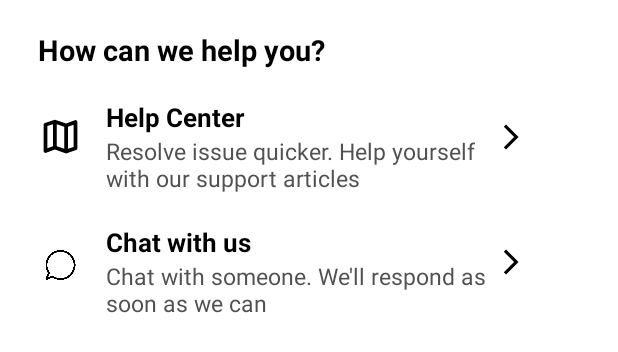
After one commit to adeleyeayodeji/chipper-cash-android-clone, an Android app: the layout info_bottom_sheet.xml on its own in the app's theme, with its tools: preview values and no code run, on a phone screen of 412 x 824 dp. The commit adds this screen. Shown: the top 352 px of the screen. Run offline under Robolectric (Android 15) with nearby library versions, the phone set to English and light mode, and no system bars.

```diff
--- a/app/src/main/AndroidManifest.xml
+++ b/app/src/main/AndroidManifest.xml
@@ -5,6 +5,7 @@
     <uses-permission android:name="android.permission.INTERNET" />
     <uses-permission android:name="android.permission.POST_NOTIFICATIONS" />
     <uses-permission android:name="android.permission.READ_EXTERNAL_STORAGE" />
+    <uses-permission android:name="android.permission.VIBRATE" />
     <uses-permission android:name="android.permission.WRITE_EXTERNAL_STORAGE" />
     <uses-permission android:name="android.permission.READ_PHONE_STATE" />
     <uses-permission android:name="android.permission.ACCESS_NETWORK_STATE" />
--- a/app/src/main/java/com/biggidroid/opaykotlin/MainActivity.kt
+++ b/app/src/main/java/com/biggidroid/opaykotlin/MainActivity.kt
@@ -1,14 +1,18 @@
 package com.biggidroid.opaykotlin
 
+import android.content.Context
 import androidx.appcompat.app.AppCompatActivity
 import android.os.Bundle
+import android.os.Vibrator
 import android.util.Log
 import android.widget.ImageView
 import android.widget.TextView
+import com.biggidroid.opaykotlin.bottomsheet.InfoBottomSheet
 
 class MainActivity : AppCompatActivity() {
     private lateinit var visibility_on_icon: ImageView
     private lateinit var balance: TextView
+    private lateinit var info: ImageView
     override fun onCreate(savedInstanceState: Bundle?) {
         super.onCreate(savedInstanceState)
         setContentView(R.layout.activity_main)
@@ -24,12 +28,21 @@ class MainActivity : AppCompatActivity() {
     private fun findView() {
         visibility_on_icon = findViewById(R.id.visibility_on_icon)
         balance = findViewById(R.id.balance)
+        info = findViewById(R.id.info)
     }
 
     //set on click listener
     private fun setOnClickListener() {
+        //set on click listener on visibility_on_icon
         visibility_on_icon.setOnClickListener {
             Log.d("TAG_DATA", "setOnClickListener: ")
+
+            // Get a reference to the Vibrator service
+            val vibrator = getSystemService(Context.VIBRATOR_SERVICE) as Vibrator
+
+            // Vibrate for 50 milliseconds (adjust duration as needed)
+            vibrator.vibrate(50)
+
             //onclick check if balance is text is ***** or not
             if (balance.text == "* * * * *") {
                 //if balance is ***** then set balance text to 0.00
@@ -43,6 +56,19 @@ class MainActivity : AppCompatActivity() {
                 visibility_on_icon.setImageResource(R.drawable.visibility_off)
             }
         }
+
+        //set on click listener on info
+        info.setOnClickListener {
+            Log.d("TAG_DATA", "setOnClickListener: ")
+            // Get a reference to the Vibrator service
+            val vibrator = getSystemService(Context.VIBRATOR_SERVICE) as Vibrator
+
+            // Vibrate for 50 milliseconds (adjust duration as needed)
+            vibrator.vibrate(50)
+
+            val bottomSheetFragment = InfoBottomSheet()
+            bottomSheetFragment.show(supportFragmentManager, bottomSheetFragment.tag)
+        }
     }
 
     override fun onBackPressed() {
--- /dev/null
+++ b/app/src/main/java/com/biggidroid/opaykotlin/bottomsheet/InfoBottomSheet.kt
@@ -0,0 +1,15 @@
+package com.biggidroid.opaykotlin.bottomsheet
+
+import android.app.Dialog
+import android.os.Bundle
+import com.biggidroid.opaykotlin.R
+import com.google.android.material.bottomsheet.BottomSheetDialog
+import com.google.android.material.bottomsheet.BottomSheetDialogFragment
+
+class InfoBottomSheet : BottomSheetDialogFragment() {
+    override fun onCreateDialog(savedInstanceState: Bundle?): Dialog {
+        val dialog = BottomSheetDialog(requireContext(), R.style.BottomSheetDialogCustom)
+        dialog.setContentView(R.layout.info_bottom_sheet)
+        return dialog
+    }
+}
--- /dev/null
+++ b/app/src/main/res/drawable/arrow_forward_ios.xml
@@ -0,0 +1,11 @@
+<vector xmlns:android="http://schemas.android.com/apk/res/android"
+    android:width="20dp"
+    android:height="20dp"
+    android:viewportWidth="960"
+    android:viewportHeight="960"
+    android:tint="@android:color/black"
+    android:autoMirrored="true">
+  <path
+      android:fillColor="@android:color/black"
+      android:pathData="M321,880L250,809L579,480L250,151L321,80L721,480L321,880Z"/>
+</vector>
--- /dev/null
+++ b/app/src/main/res/drawable/map.xml
@@ -0,0 +1,10 @@
+<vector xmlns:android="http://schemas.android.com/apk/res/android"
+    android:width="30dp"
+    android:height="30dp"
+    android:viewportWidth="960"
+    android:viewportHeight="960"
+    android:tint="@android:color/black">
+  <path
+      android:fillColor="@android:color/black"
+      android:pathData="M600,840L360,756L174,828Q154,836 137,823.5Q120,811 120,790L120,230Q120,217 127.5,207Q135,197 148,192L360,120L600,204L786,132Q806,124 823,136.5Q840,149 840,170L840,730Q840,743 832.5,753Q825,763 812,768L600,840ZM560,742L560,274L400,218L400,686L560,742ZM640,742L760,702L760,228L640,274L640,742ZM200,732L320,686L320,218L200,258L200,732ZM640,274L640,274L640,742L640,742L640,274ZM320,218L320,218L320,686L320,686L320,218Z"/>
+</vector>
--- a/app/src/main/res/layout/activity_main.xml
+++ b/app/src/main/res/layout/activity_main.xml
@@ -22,6 +22,7 @@
             android:id="@+id/info"
             android:layout_width="wrap_content"
             android:layout_height="wrap_content"
+            android:clickable="true"
             android:contentDescription="@string/info_icon"
             android:src="@drawable/help_icon" />
 
--- /dev/null
+++ b/app/src/main/res/layout/info_bottom_sheet.xml
@@ -0,0 +1,135 @@
+<?xml version="1.0" encoding="utf-8"?>
+<androidx.constraintlayout.widget.ConstraintLayout xmlns:android="http://schemas.android.com/apk/res/android"
+    xmlns:tools="http://schemas.android.com/tools"
+    android:layout_width="match_parent"
+    android:layout_height="match_parent"
+    android:background="@color/white"
+    android:paddingBottom="@dimen/_20dp"
+    xmlns:app="http://schemas.android.com/apk/res-auto">
+
+    <androidx.appcompat.widget.LinearLayoutCompat
+        android:layout_width="match_parent"
+        app:layout_constraintTop_toTopOf="parent"
+        android:orientation="vertical"
+        android:layout_height="wrap_content">
+
+        <TextView
+            android:layout_width="wrap_content"
+            android:layout_height="wrap_content"
+            android:text="How can we help you?"
+            android:textSize="19sp"
+            android:layout_marginTop="20dp"
+            android:layout_marginStart="25dp"
+            android:layout_marginBottom="20dp"
+            android:textColor="@color/black"
+            android:textStyle="bold"
+            android:id="@+id/bottom_sheet_title"
+            />
+
+        <androidx.appcompat.widget.LinearLayoutCompat
+            android:layout_width="match_parent"
+            android:layout_height="wrap_content"
+            android:layout_marginStart="25dp"
+            android:layout_marginEnd="20dp"
+            android:textColor="@color/black"
+            android:orientation="horizontal"
+            android:layout_gravity="fill_horizontal"
+            >
+
+            <ImageView
+                android:layout_width="wrap_content"
+                android:layout_height="wrap_content"
+                android:layout_marginEnd="15dp"
+                android:layout_marginTop="10dp"
+                android:src="@drawable/map"
+                />
+
+            <androidx.appcompat.widget.LinearLayoutCompat
+                android:layout_width="260dp"
+                android:orientation="vertical"
+                android:layout_height="wrap_content">
+
+                <TextView
+                    android:layout_width="wrap_content"
+                    android:layout_height="wrap_content"
+                    android:text="Help Center"
+                    android:textSize="17sp"
+                    android:textStyle="bold"
+                    android:textColor="@color/black"
+                    />
+
+                <TextView
+                    android:layout_width="wrap_content"
+                    android:layout_height="wrap_content"
+                    android:text="Resolve issue quicker. Help yourself with our support articles"
+                    android:textSize="15sp"
+                    android:textColor="#535050"
+                    />
+
+            </androidx.appcompat.widget.LinearLayoutCompat>
+
+            <ImageView
+                android:layout_width="wrap_content"
+                android:layout_height="wrap_content"
+                android:layout_marginEnd="10dp"
+                android:layout_marginTop="15dp"
+                android:src="@drawable/arrow_forward_ios"
+                />
+
+        </androidx.appcompat.widget.LinearLayoutCompat>
+
+        <androidx.appcompat.widget.LinearLayoutCompat
+            android:layout_width="match_parent"
+            android:layout_height="wrap_content"
+            android:layout_marginStart="25dp"
+            android:layout_marginTop="@dimen/_20dp"
+            android:layout_marginEnd="20dp"
+            android:textColor="@color/black"
+            android:orientation="horizontal"
+            android:layout_gravity="fill_horizontal"
+            >
+
+            <ImageView
+                android:layout_marginEnd="15dp"
+                android:layout_marginTop="17dp"
+                android:layout_width="30dp"
+                android:layout_height="20dp"
+                android:src="@drawable/chat"
+                />
+
+            <androidx.appcompat.widget.LinearLayoutCompat
+                android:layout_width="260dp"
+                android:orientation="vertical"
+                android:layout_height="wrap_content">
+
+                <TextView
+                    android:layout_width="wrap_content"
+                    android:layout_height="wrap_content"
+                    android:text="Chat with us"
+                    android:textSize="17sp"
+                    android:textStyle="bold"
+                    android:textColor="@color/black"
+                    />
+
+                <TextView
+                    android:layout_width="wrap_content"
+                    android:layout_height="wrap_content"
+                    android:text="Chat with someone. We'll respond as soon as we can"
+                    android:textSize="15sp"
+                    android:textColor="#535050"
+                    />
+
+            </androidx.appcompat.widget.LinearLayoutCompat>
+
+            <ImageView
+                android:layout_width="wrap_content"
+                android:layout_height="wrap_content"
+                android:layout_marginEnd="10dp"
+                android:layout_marginTop="15dp"
+                android:src="@drawable/arrow_forward_ios"
+                />
+
+        </androidx.appcompat.widget.LinearLayoutCompat>
+
+    </androidx.appcompat.widget.LinearLayoutCompat>
+</androidx.constraintlayout.widget.ConstraintLayout>
--- /dev/null
+++ b/app/src/main/res/values/styles.xml
@@ -0,0 +1,7 @@
+<?xml version="1.0" encoding="utf-8"?>
+<resources>
+    <style name="BottomSheetDialogCustom" parent="Theme.Design.BottomSheetDialog">
+        <item name="android:topLeftRadius">0dp</item>
+        <item name="android:topRightRadius">0dp</item>
+    </style>
+</resources>
```
Also changed, not shown: app/src/main/res/drawable/chat.png (added).
